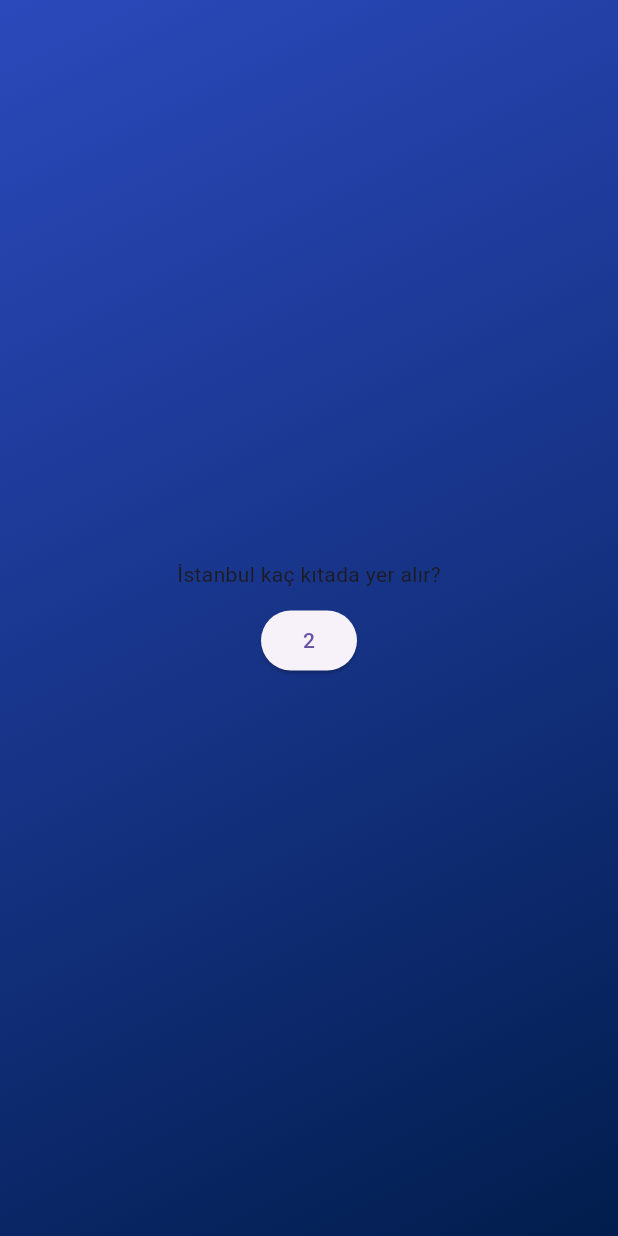
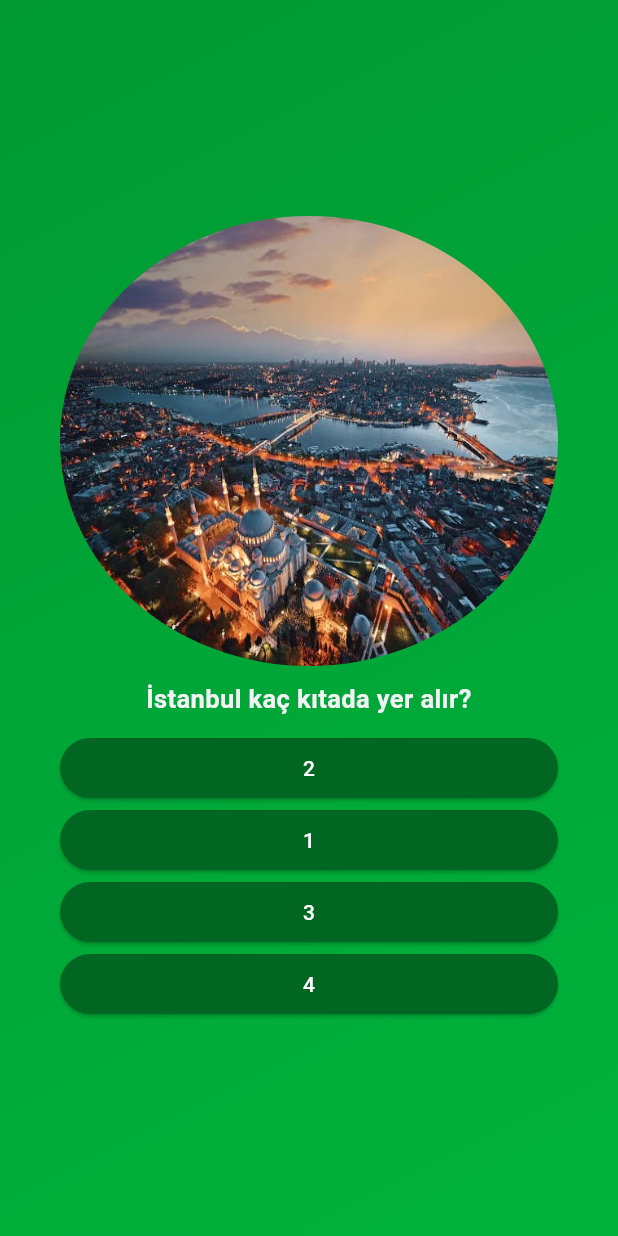
Before and after one commit to nrlhhlcn/quizApp, a Flutter app: the screen it shows after launch, after a tap on "Start Quiz", on a phone screen of 412 x 824 dp. Run offline on Flutter 3.47's test engine with Material 3 defaults, Android fonts, the phone set to English and light mode, and no system bars.

Commit message:
Soru Resimler eklendi ve sorular ekranı üzerinde çalışıldı

```diff
--- /dev/null
+++ b/lib/cevap_butonlar.dart
@@ -0,0 +1,31 @@
+import 'package:flutter/material.dart';
+
+class CevapButonlar extends StatelessWidget {
+  const CevapButonlar({
+    super.key,
+    required this.soruDegistir,
+    required this.metin,
+  });
+  final void Function() soruDegistir;
+  final String metin;
+  @override
+  Widget build(BuildContext context) {
+    return ElevatedButton(
+      onPressed: soruDegistir,
+      style: ElevatedButton.styleFrom(
+        foregroundColor: Colors.white,
+        padding: const EdgeInsets.symmetric(
+          horizontal: 40,
+          vertical: 10,
+        ),
+        backgroundColor: const Color.fromARGB(
+          255,
+          0,
+          102,
+          34,
+        ),
+      ),
+      child: Text(metin),
+    );
+  }
+}
--- a/lib/quiz.dart
+++ b/lib/quiz.dart
@@ -20,7 +20,7 @@ class _QuizState extends State<Quiz> {
 
   @override
   Widget build(BuildContext context) {
-    Widget ekran =  BaslangicEkrani(ekranDegistir);
+    Widget ekran = BaslangicEkrani(ekranDegistir);
     if (mevcutEkran == "soru-ekrani") {
       ekran = const SoruEkrani();
     }
@@ -29,8 +29,8 @@ class _QuizState extends State<Quiz> {
         decoration: const BoxDecoration(
           gradient: LinearGradient(
             colors: [
-              Color.fromARGB(213, 2, 39, 173),
-              Color.fromARGB(255, 1, 29, 76),
+              Color.fromARGB(255, 0, 153, 51),
+              Color.fromARGB(255, 0, 179, 60),
             ],
             begin: Alignment.topLeft,
             end: Alignment.bottomRight,
--- a/lib/soru_ekrani.dart
+++ b/lib/soru_ekrani.dart
@@ -1,4 +1,5 @@
 import 'package:flutter/material.dart';
+import 'package:quiz_app/cevap_butonlar.dart';
 import 'package:quiz_app/sorular.dart';
 
 class SoruEkrani extends StatefulWidget {
@@ -10,26 +11,58 @@ class SoruEkrani extends StatefulWidget {
 }
 
 class _SoruEkraniState extends State<SoruEkrani> {
+  var soruNumarasi = 0;
+  void soruDegistir() {
+    setState(() {
+      soruNumarasi++;
+    });
+  }
+
   @override
   Widget build(BuildContext context) {
-    var soru = sorular[0];
+    var soru = sorular[soruNumarasi];
     return SizedBox(
       width: double.infinity,
+      child: Container(
+        margin: const EdgeInsets.all(40),
         child: Column(
           mainAxisAlignment: MainAxisAlignment.center,
+          crossAxisAlignment: CrossAxisAlignment.stretch,
           children: [
-          Text(soru.soruMetni),
+            ClipOval(
+              child: Image.asset(
+                'assets/images/resim-$soruNumarasi.jpg',
+                width: 100,
+                height: 300,
+
+                fit: BoxFit.fill, // Resmi alana sığdırır
+              ),
+            ),
             const SizedBox(
               height: 10,
             ),
-
-          ElevatedButton(
-            onPressed: () {},
-            child: Text(soru.soruCevaplari[0]),
+            Text(
+              soru.soruMetni,
+              style: const TextStyle(
+                color: Color.fromARGB(255, 242, 242, 244),
+                fontSize: 17,
+                fontWeight: FontWeight.bold,
               ),
-
-
+              textAlign: TextAlign.center,
+            ),
+            const SizedBox(
+              height: 10,
+            ),
+            ...soru.soruCevaplari.map(
+              (answer) {
+                return CevapButonlar(
+                  soruDegistir: soruDegistir,
+                  metin: answer,
+                );
+              },
+            ),
           ],
+        ),
       ),
     );
   }
```
Also changed, not shown: pubspec.yaml (+10 -0 lines), assets/images/resim-0.jpg (added), assets/images/resim-1.jpg (added), assets/images/resim-2.jpg (added), assets/images/resim-3.jpg (added), assets/images/resim-4.jpg (added), assets/images/resim-5.jpg (added), assets/images/resim-6.jpg (added), assets/images/resim-7.jpg (added), assets/images/resim-8.jpg (added), assets/images/resim-9.jpg (added). Lines whose indentation alone changed are shown as unchanged.
